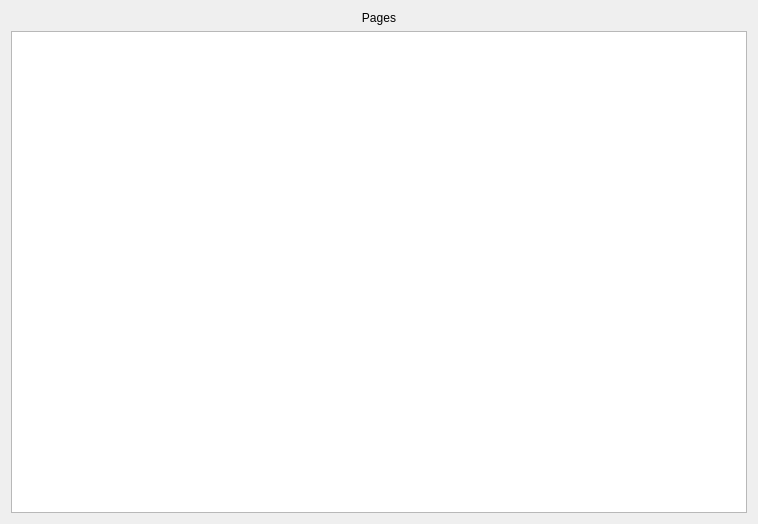
Old version of the form startpagewidget.ui in the repository andr7e/QBrowserTest.
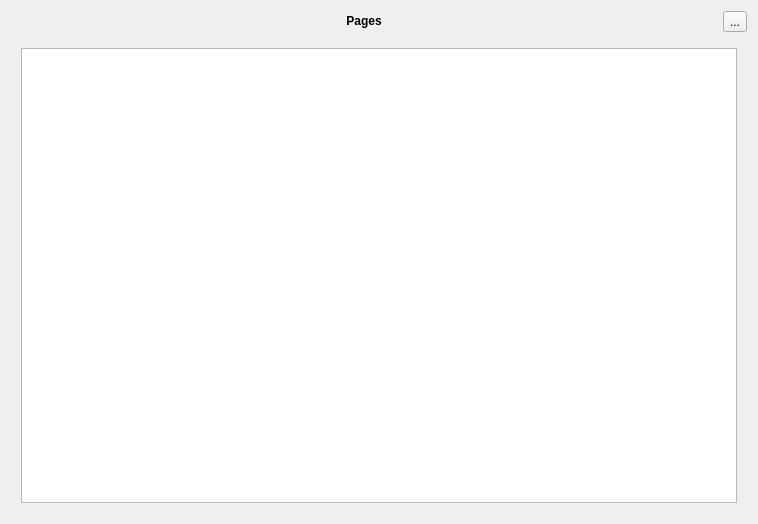
New version of the form.

Commit message: Bookmarks: fix remove bookmark, improve start page

```diff
--- a/startpagewidget.ui
+++ b/startpagewidget.ui
@@ -15,17 +15,40 @@
   </property>
   <layout class="QVBoxLayout" name="verticalLayout_3">
    <item>
-    <layout class="QVBoxLayout" name="verticalLayout">
+    <layout class="QHBoxLayout" name="horizontalLayout">
      <item>
       <widget class="QLabel" name="label">
        <property name="text">
-        <string>Pages</string>
+        <string>&lt;html&gt;&lt;head/&gt;&lt;body&gt;&lt;p&gt;&lt;span style=&quot; font-weight:600;&quot;&gt;Pages&lt;/span&gt;&lt;/p&gt;&lt;/body&gt;&lt;/html&gt;</string>
        </property>
        <property name="alignment">
         <set>Qt::AlignCenter</set>
        </property>
       </widget>
      </item>
+     <item>
+      <widget class="QToolButton" name="settingsButton">
+       <property name="text">
+        <string>...</string>
+       </property>
+      </widget>
+     </item>
+    </layout>
+   </item>
+   <item>
+    <layout class="QVBoxLayout" name="verticalLayout">
+     <property name="leftMargin">
+      <number>10</number>
+     </property>
+     <property name="topMargin">
+      <number>10</number>
+     </property>
+     <property name="rightMargin">
+      <number>10</number>
+     </property>
+     <property name="bottomMargin">
+      <number>10</number>
+     </property>
      <item>
       <widget class="QListView" name="listView">
        <property name="wordWrap">
```
The commit also changes 6 other files.
